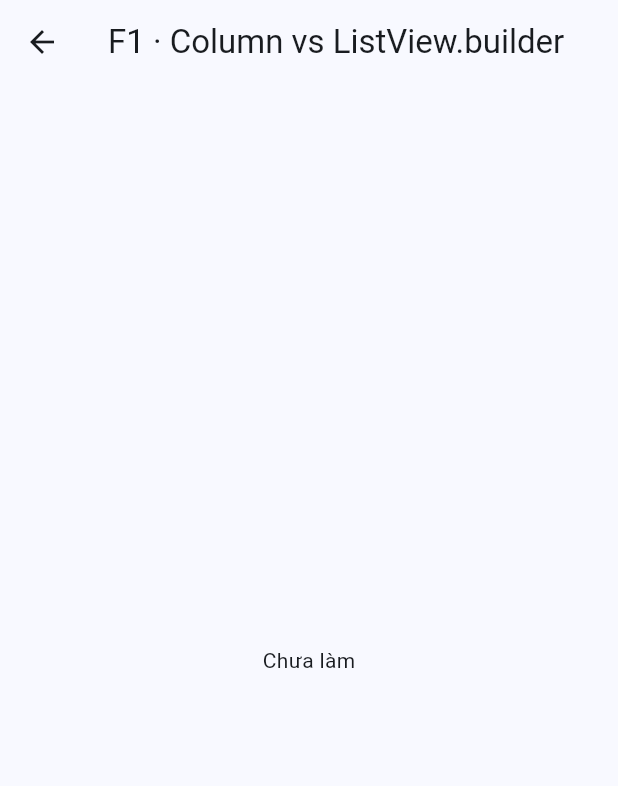
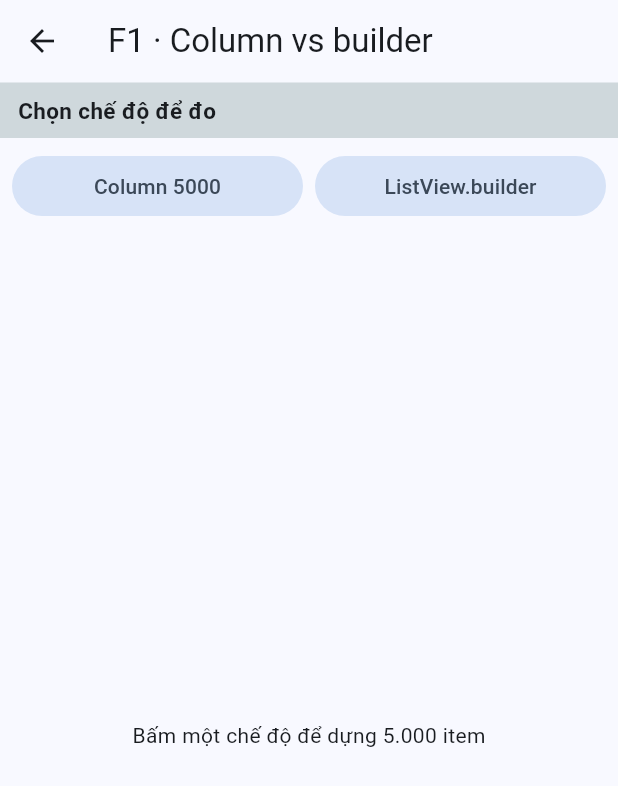
Before and after one commit to Leung190299/nestjs-tutorial-series, a Flutter app: the F1Page screen opened directly, on a phone screen of 412 x 824 dp. Shown: the top 786 px of the screen. Run offline on Flutter 3.47's test engine with Material 3 defaults, Android fonts, the phone set to English and light mode, and no system bars.

Commit message:
feat: câu F1 — Column vs ListView.builder
Trang F1: 2 chế độ Column 5000 (SingleChildScrollView) vs ListView.builder,
BuildCounter đếm build thật + Stopwatch first frame chốt hậu postFrameCallback.
Đo debug simulator: Column 5000/5000 · 7895ms vs builder 17/5000 · 199ms.
Kèm debugShowCheckedModeBanner:false cho ảnh bằng chứng sạch.

Co-Authored-By: Claude Fable 5 <noreply@anthropic.com>

```diff
--- a/demo-perf-interview/flutter_perf/lib/main.dart
+++ b/demo-perf-interview/flutter_perf/lib/main.dart
@@ -18,6 +18,7 @@ class MainApp extends StatelessWidget {
   Widget build(BuildContext context) {
     return MaterialApp(
       title: 'Flutter Perf QA',
+      debugShowCheckedModeBanner: false,
       theme: ThemeData(colorSchemeSeed: Colors.blue, useMaterial3: true),
       home: const HomePage(),
     );
--- a/demo-perf-interview/flutter_perf/lib/pages/f1_lazy_list.dart
+++ b/demo-perf-interview/flutter_perf/lib/pages/f1_lazy_list.dart
@@ -1,13 +1,177 @@
 import 'package:flutter/material.dart';
 
-class F1Page extends StatelessWidget {
+import '../data.dart';
+
+/// Bộ đếm build toàn cục cho RowTile — reset khi đổi chế độ.
+class BuildCounter {
+  static int count = 0;
+}
+
+/// Một hàng trong danh sách — tăng BuildCounter.count MỖI lần build().
+class RowTile extends StatelessWidget {
+  final Record item;
+
+  const RowTile({super.key, required this.item});
+
+  @override
+  Widget build(BuildContext context) {
+    BuildCounter.count++;
+    return Container(
+      height: 56,
+      padding: const EdgeInsets.symmetric(horizontal: 12),
+      decoration: BoxDecoration(
+        border: Border(
+          left: BorderSide(color: item.color, width: 4),
+          bottom: BorderSide(color: Colors.grey.shade200),
+        ),
+      ),
+      child: Column(
+        mainAxisAlignment: MainAxisAlignment.center,
+        crossAxisAlignment: CrossAxisAlignment.start,
+        children: [
+          Text(item.title,
+              style: const TextStyle(
+                  fontSize: 15, fontWeight: FontWeight.w600)),
+          Text(item.subtitle,
+              style: TextStyle(fontSize: 12, color: Colors.grey.shade600)),
+        ],
+      ),
+    );
+  }
+}
+
+enum _Mode { column, builder }
+
+class F1Page extends StatefulWidget {
   const F1Page({super.key});
+
+  @override
+  State<F1Page> createState() => _F1PageState();
+}
+
+class _F1PageState extends State<F1Page> {
+  final List<Record> _items = makeItems(5000);
+
+  _Mode? _mode;
+  int _run = 0;
+
+  /// Widget list được dựng MỘT lần tại thời điểm bấm nút và cache lại —
+  /// setState hậu frame (cập nhật header) dùng lại đúng instance này nên
+  /// Flutter bỏ qua rebuild subtree, không đếm đôi / không khựng lần hai.
+  Widget? _body;
+
+  int? _builtCount;
+  int? _firstFrameMs;
+
+  void _select(_Mode mode) {
+    BuildCounter.count = 0;
+    _run++;
+    final sw = Stopwatch()..start();
+    // Key đổi theo run → remount hoàn toàn, bấm lại cùng chế độ vẫn đo từ đầu.
+    final key = ValueKey('$mode-$_run');
+    final Widget body;
+    if (mode == _Mode.column) {
+      body = SingleChildScrollView(
+        key: key,
+        child: Column(
+          crossAxisAlignment: CrossAxisAlignment.stretch,
+          children: _items.map((it) => RowTile(item: it)).toList(),
+        ),
+      );
+    } else {
+      body = ListView.builder(
+        key: key,
+        itemCount: _items.length,
+        itemBuilder: (context, i) => RowTile(item: _items[i]),
+      );
+    }
+    setState(() {
+      _mode = mode;
+      _body = body;
+      _builtCount = null;
+      _firstFrameMs = null;
+    });
+    // Chốt số liệu SAU khung hình đầu tiên của chế độ mới — đúng 1 setState
+    // hậu frame, không đăng ký trong build() nên không loop.
+    WidgetsBinding.instance.addPostFrameCallback((_) {
+      if (!mounted) return;
+      sw.stop();
+      setState(() {
+        _builtCount = BuildCounter.count;
+        _firstFrameMs = sw.elapsedMilliseconds;
+      });
+    });
+  }
+
+  String get _headerText {
+    if (_mode == null) return 'Chọn chế độ để đo';
+    if (_builtCount == null) return 'Đang dựng…';
+    return 'đã build $_builtCount/${_items.length} · first frame ${_firstFrameMs}ms';
+  }
 
   @override
   Widget build(BuildContext context) {
     return Scaffold(
-      appBar: AppBar(title: const Text('F1 · Column vs ListView.builder')),
-      body: const Center(child: Text('Chưa làm')),
+      appBar: AppBar(
+        title: const Text('F1 · Column vs builder'),
+        bottom: PreferredSize(
+          preferredSize: const Size.fromHeight(36),
+          child: Container(
+            width: double.infinity,
+            color: _builtCount == null
+                ? Colors.blueGrey.shade100
+                : (_builtCount! >= _items.length
+                    ? Colors.red.shade100
+                    : Colors.green.shade100),
+            padding: const EdgeInsets.symmetric(vertical: 8, horizontal: 12),
+            child: Text(
+              _headerText,
+              style: const TextStyle(
+                  fontSize: 15, fontWeight: FontWeight.w700),
+            ),
+          ),
+        ),
+      ),
+      body: Column(
+        children: [
+          Padding(
+            padding: const EdgeInsets.all(8),
+            child: Row(
+              children: [
+                Expanded(
+                  child: FilledButton.tonal(
+                    style: FilledButton.styleFrom(
+                      backgroundColor: _mode == _Mode.column
+                          ? Colors.red.shade200
+                          : null,
+                    ),
+                    onPressed: () => _select(_Mode.column),
+                    child: const Text('Column 5000'),
+                  ),
+                ),
+                const SizedBox(width: 8),
+                Expanded(
+                  child: FilledButton.tonal(
+                    style: FilledButton.styleFrom(
+                      backgroundColor: _mode == _Mode.builder
+                          ? Colors.green.shade200
+                          : null,
+                    ),
+                    onPressed: () => _select(_Mode.builder),
+                    child: const Text('ListView.builder'),
+                  ),
+                ),
+              ],
+            ),
+          ),
+          Expanded(
+            child: _body ??
+                const Center(
+                  child: Text('Bấm một chế độ để dựng 5.000 item'),
+                ),
+          ),
+        ],
+      ),
     );
   }
 }
```
Also changed, not shown: video/public/screens/perfqa/f1-builder.png (added), video/public/screens/perfqa/f1-column.png (added).
